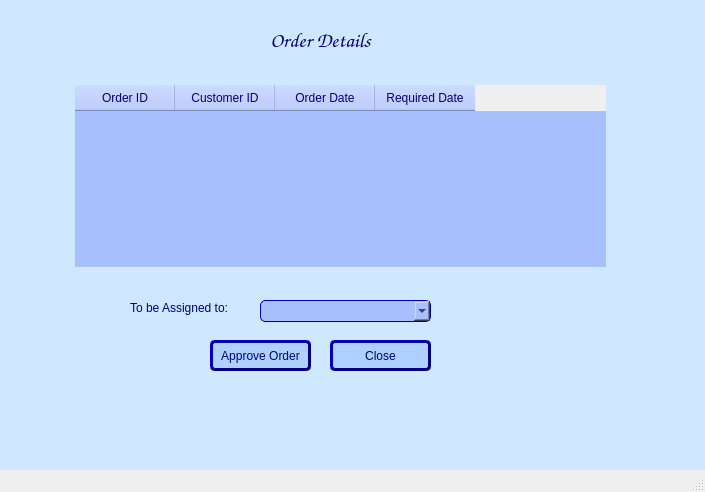
The window that Code-Connection/Screens/5 Admin Order Approve.ui (ElyanAli/DairyPro) describes before a commit, drawn with Qt 5.
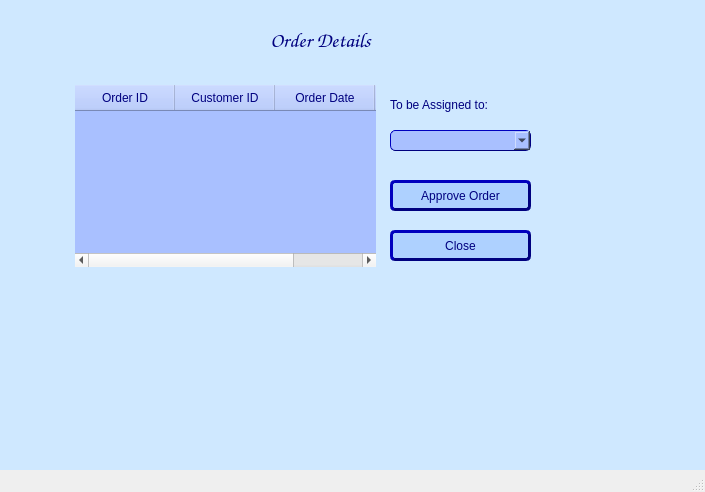
The same window after the commit.

The edit to the form file:
```diff
--- a/Code-Connection/Screens/5 Admin Order Approve.ui
+++ b/Code-Connection/Screens/5 Admin Order Approve.ui
@@ -19,7 +19,7 @@
      <rect>
       <x>70</x>
       <y>80</y>
-      <width>541</width>
+      <width>311</width>
       <height>192</height>
      </rect>
     </property>
@@ -78,9 +78,9 @@
    <widget class="QPushButton" name="approveOrder">
     <property name="geometry">
      <rect>
-      <x>210</x>
-      <y>340</y>
-      <width>101</width>
+      <x>390</x>
+      <y>180</y>
+      <width>141</width>
       <height>31</height>
      </rect>
     </property>
@@ -101,9 +101,9 @@
    <widget class="QPushButton" name="closeButton">
     <property name="geometry">
      <rect>
-      <x>330</x>
-      <y>340</y>
-      <width>101</width>
+      <x>390</x>
+      <y>230</y>
+      <width>141</width>
       <height>31</height>
      </rect>
     </property>
@@ -124,10 +124,10 @@
    <widget class="QLabel" name="label_2">
     <property name="geometry">
      <rect>
-      <x>130</x>
-      <y>300</y>
-      <width>121</width>
-      <height>16</height>
+      <x>390</x>
+      <y>90</y>
+      <width>201</width>
+      <height>31</height>
      </rect>
     </property>
     <property name="styleSheet">
@@ -141,10 +141,10 @@
    <widget class="QComboBox" name="employeeToBeAssigned">
     <property name="geometry">
      <rect>
-      <x>260</x>
-      <y>300</y>
-      <width>171</width>
-      <height>22</height>
+      <x>390</x>
+      <y>130</y>
+      <width>141</width>
+      <height>21</height>
      </rect>
     </property>
     <property name="styleSheet">
```
